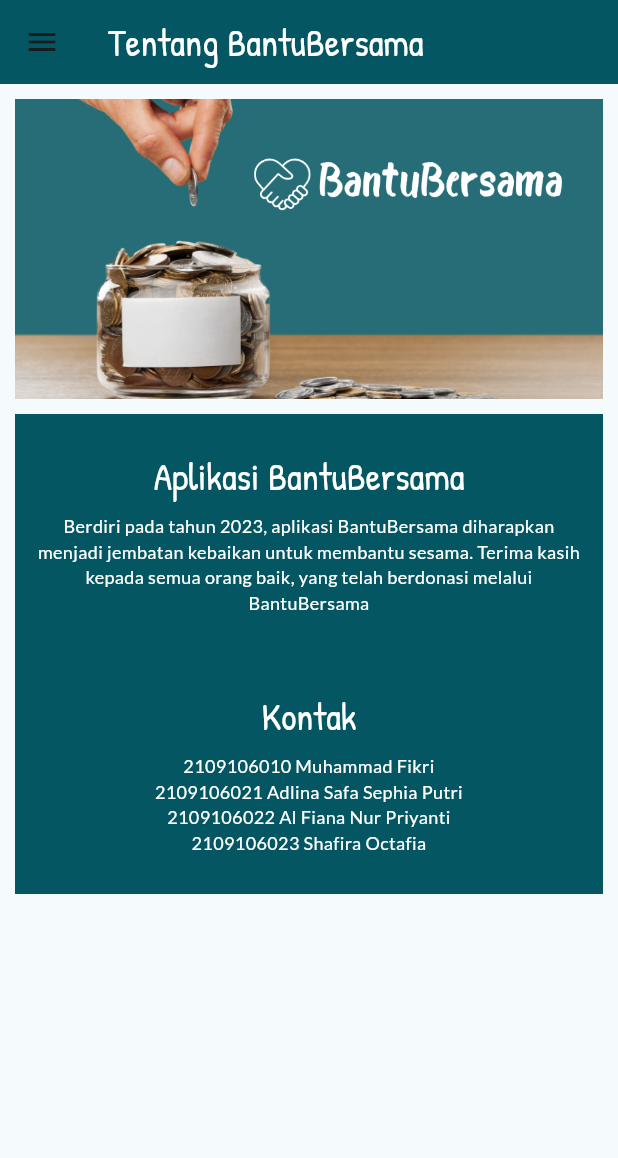
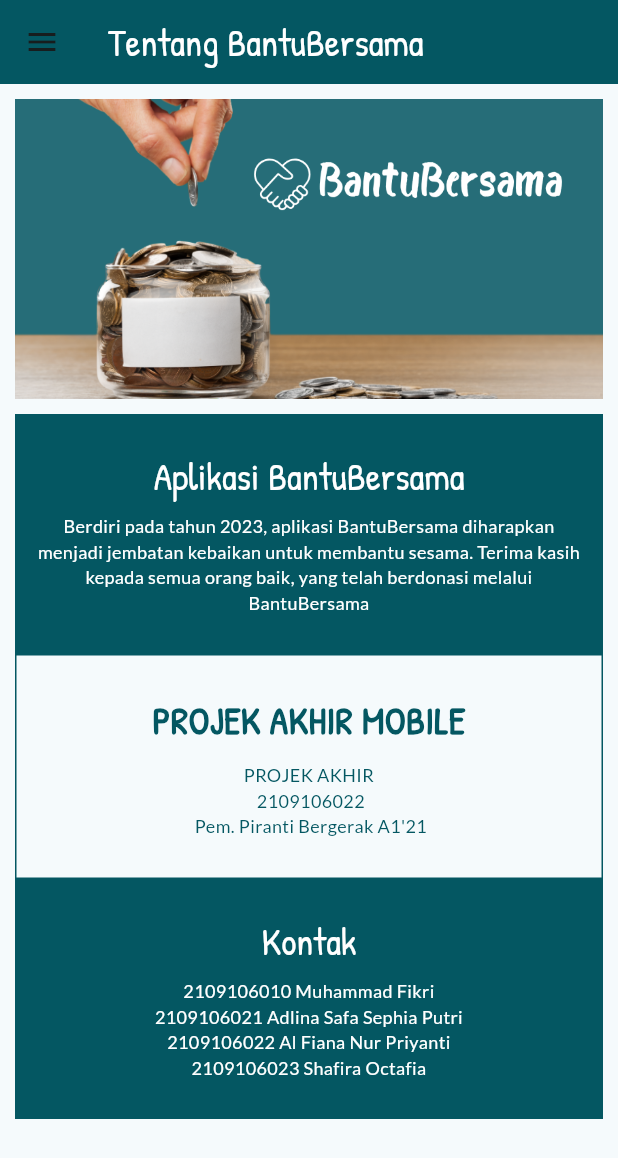
Before and after one commit to fian3021/PA_PEMO, a Flutter app: the AboutPage screen opened directly, on a phone screen of 412 x 824 dp. Shown: the top 1158 px of the screen. Run offline on Flutter 3.47's test engine with Material 2 defaults, Android fonts, the phone set to English and light mode, and no system bars; our stand-ins replace cloud_firestore, firebase_auth, firebase_core, google_fonts, introduction_screen; accounts and stored records are empty.

Commit message:
Update aboutpage.dart

```diff
--- a/bantu_bersama/lib/screen/aboutpage.dart
+++ b/bantu_bersama/lib/screen/aboutpage.dart
@@ -128,6 +128,43 @@ class AboutPage extends StatelessWidget {
                 ]),
           ),
           Container(
+            height: 150,
+            margin: EdgeInsets.fromLTRB(10, 0, 10, 0),
+            padding: EdgeInsets.all(10),
+            decoration: BoxDecoration(
+              border: Border.all(
+                color: Provider.of<ThemeModeData>(context).defaultColor,
+                width: 1,
+              ),
+            ),
+            child: Column(
+                mainAxisAlignment: MainAxisAlignment.center,
+                crossAxisAlignment: CrossAxisAlignment.center,
+                children: [
+                  Text(
+                    "PROJEK AKHIR MOBILE",
+                    style: GoogleFonts.patrickHand(
+                        textStyle: TextStyle(
+                      color: Provider.of<ThemeModeData>(context).defaultColor,
+                      fontSize: 25,
+                    )),
+                  ),
+                  SizedBox(
+                    height: 10,
+                  ),
+                  Text(
+                    "PROJEK AKHIR \n 2109106022 \n Pem. Piranti Bergerak A1'21",
+                    style: GoogleFonts.lato(
+                        textStyle: TextStyle(
+                            fontSize: 12,
+                            color: Provider.of<ThemeModeData>(context)
+                                .defaultColor,
+                            fontWeight: FontWeight.normal)),
+                    textAlign: TextAlign.center,
+                  ),
+                ]),
+          ),
+          Container(
             height: 160,
             margin: EdgeInsets.fromLTRB(10, 0, 10, 10),
             padding: EdgeInsets.all(10),
```
